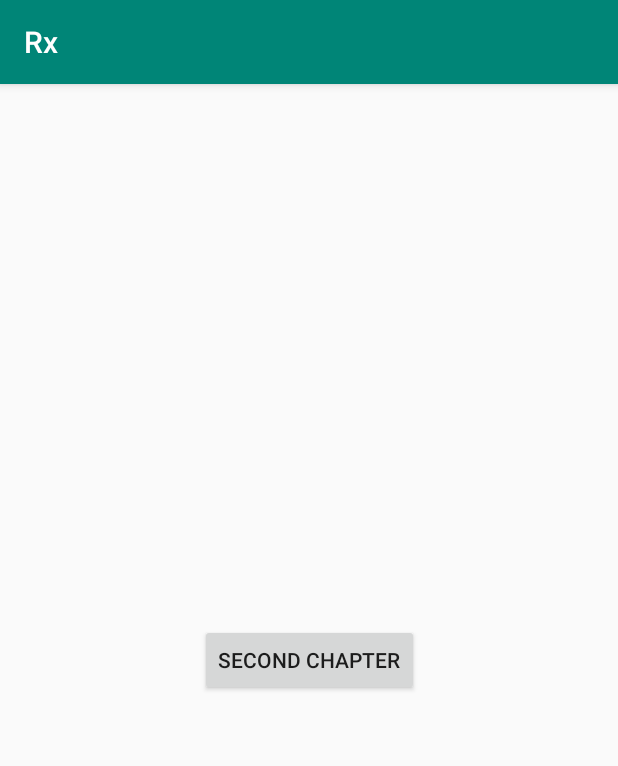
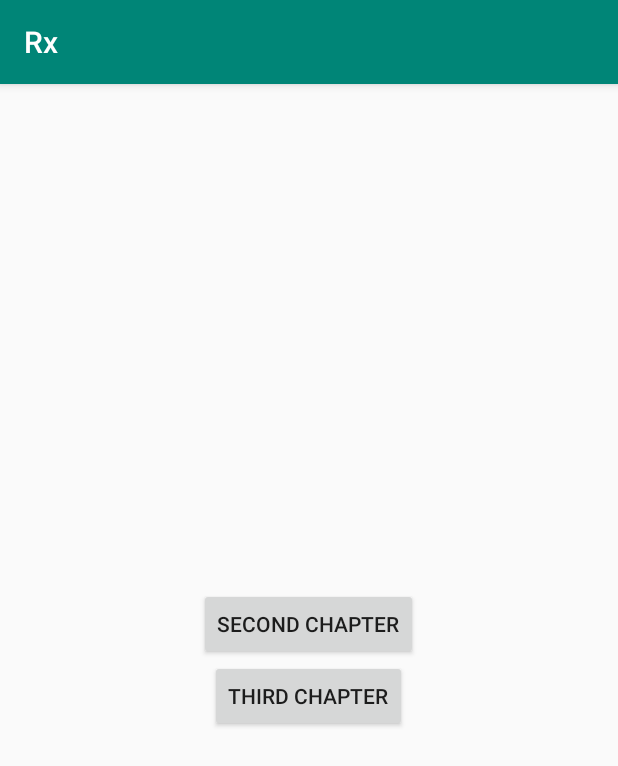
Before and after one commit to kustraslawomir/Rx, an Android app: the screen it shows after launch (MainActivity), on a phone screen of 412 x 824 dp. Shown: the top 766 px of the screen. Run offline under Robolectric (Android 15) with nearby library versions, the phone set to English and light mode, and no system bars.

Commit message:
third chapter basics

```diff
--- a/app/src/main/AndroidManifest.xml
+++ b/app/src/main/AndroidManifest.xml
@@ -9,6 +9,8 @@
             android:roundIcon="@mipmap/ic_launcher_round"
             android:supportsRtl="true"
             android:theme="@style/AppTheme">
+        <activity android:name=".chapters.third.ThirdChapter">
+        </activity>
         <activity android:name=".chapters.second.SecondChapter">
         </activity>
         <activity android:name=".MainActivity">
--- a/app/src/main/java/slawomir/kustra/rx/MainActivity.kt
+++ b/app/src/main/java/slawomir/kustra/rx/MainActivity.kt
@@ -4,6 +4,7 @@ import android.os.Bundle
 import android.support.v7.app.AppCompatActivity
 import kotlinx.android.synthetic.main.activity_main.*
 import slawomir.kustra.rx.chapters.second.SecondChapter
+import slawomir.kustra.rx.chapters.third.ThirdChapter
 
 
 class MainActivity : AppCompatActivity() {
@@ -12,12 +13,11 @@ class MainActivity : AppCompatActivity() {
         super.onCreate(savedInstanceState)
         setContentView(R.layout.activity_main)
         secondChapter.setOnClickListener { startScreen(SecondChapter()) }
+        thirdChapter.setOnClickListener { startScreen(ThirdChapter()) }
 
     }
 
     override fun onDestroy() {
         super.onDestroy()
     }
-
-
 }
--- a/app/src/main/java/slawomir/kustra/rx/chapters/second/SecondChapter.kt
+++ b/app/src/main/java/slawomir/kustra/rx/chapters/second/SecondChapter.kt
@@ -126,7 +126,7 @@ class SecondChapter : AppCompatActivity() {
 
     private val fibonacci = sequence {
         var a = 0
-        var b = 0
+        var b = 1
         yield(a)
         yield(b)
 
--- a/app/src/main/res/layout/activity_main.xml
+++ b/app/src/main/res/layout/activity_main.xml
@@ -1,9 +1,11 @@
 <?xml version="1.0" encoding="utf-8"?>
-<android.support.constraint.ConstraintLayout
+<LinearLayout
+        android:orientation="vertical"
         xmlns:android="http://schemas.android.com/apk/res/android"
         xmlns:tools="http://schemas.android.com/tools"
         xmlns:app="http://schemas.android.com/apk/res-auto"
         android:layout_width="match_parent"
+        android:gravity="center"
         android:layout_height="match_parent"
         tools:context=".MainActivity">
 
@@ -17,4 +19,15 @@
             app:layout_constraintRight_toRightOf="parent"
             app:layout_constraintTop_toTopOf="parent"/>
 
-</android.support.constraint.ConstraintLayout>
+
+    <Button
+            android:id="@+id/thirdChapter"
+            android:layout_width="wrap_content"
+            android:layout_height="wrap_content"
+            android:text="Third Chapter"
+            app:layout_constraintBottom_toBottomOf="parent"
+            app:layout_constraintLeft_toLeftOf="parent"
+            app:layout_constraintRight_toRightOf="parent"
+            app:layout_constraintTop_toTopOf="parent"/>
+
+</LinearLayout>
```
Also changed, not shown: app/src/main/java/slawomir/kustra/rx/chapters/third/ThirdChapter.kt (added, +67 -0 lines), app/src/main/res/layout/activity_third_chapter.xml (added, +16 -0 lines).
